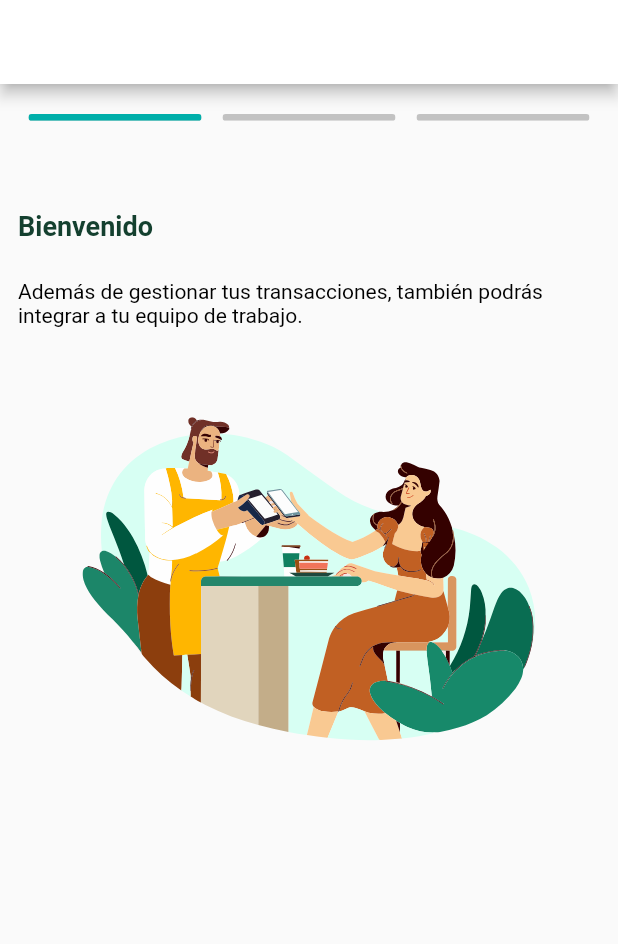
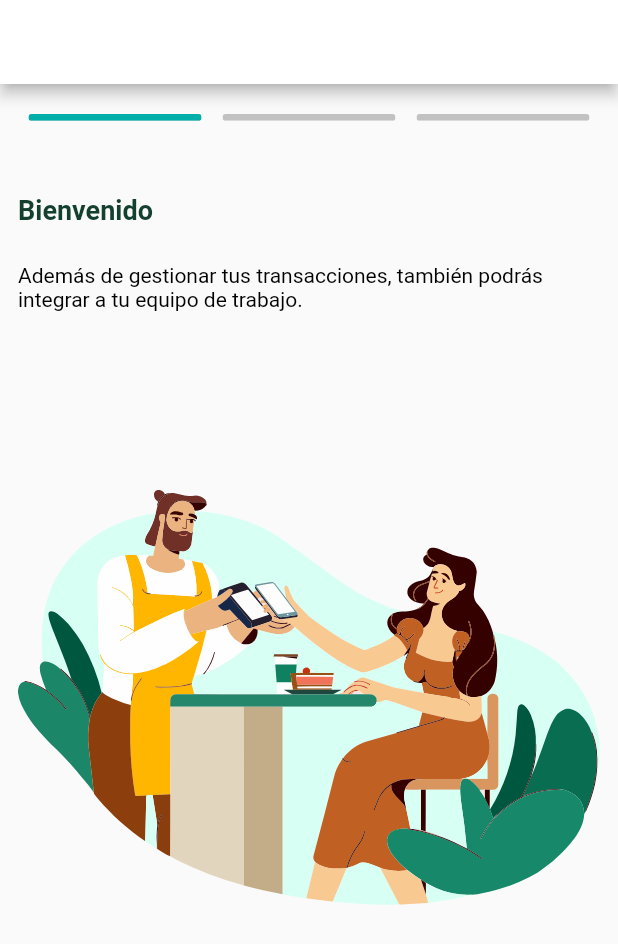
Before and after one commit to DavidEMV1622/credibanco_HU_One, a Flutter app: the screen it shows after launch, on a phone screen of 412 x 824 dp. Shown: the top 944 px of the screen. Run offline on Flutter 3.47's test engine with Material 2 defaults, Android fonts, the phone set to English and light mode, and no system bars; our stand-ins replace flutter_svg.

Commit message:
arreglos en cada comoponente del listView

```diff
--- a/lib/presentation/screens/avisos_page.dart
+++ b/lib/presentation/screens/avisos_page.dart
@@ -23,12 +23,12 @@ class _AvisoPageState extends State<AvisoPage> {
       ),
 
       body: Center(
-
         child: ListView(
-            //physics: ,
-            scrollDirection: Axis.horizontal,
+          addSemanticIndexes: true,
+          physics: ScrollPhysics(), // animacion al llegar al final de la lista
+          scrollDirection: Axis.horizontal, // Mover la lista en horizontal
           children: [
-              buildCard_1(),
+            //buildCard_1(),
 
             buildCard_1_prueba(),
 
@@ -52,7 +52,7 @@ class _AvisoPageState extends State<AvisoPage> {
             children: <Widget>[
 
               Row(
-                // Separacion entre cada widdget
+                // Separacion entre cada widdget (cada barra de progreso)
                 mainAxisAlignment: MainAxisAlignment.spaceAround,
                 // Centrar widgets
                 crossAxisAlignment: CrossAxisAlignment.center,
@@ -67,6 +67,7 @@ class _AvisoPageState extends State<AvisoPage> {
                 ],
               ),
 
+              // Manejo de los textos
               Container(
                 child: Column(
                   mainAxisAlignment: MainAxisAlignment.center,
@@ -83,8 +84,8 @@ class _AvisoPageState extends State<AvisoPage> {
                 ),
               ),
 
+              // Llamado de la imagen
               Center(
-                // Llamado de la imagen
                 child: SvgPicture.asset(
                   'assets/imageOne.svg'
                 ),
@@ -102,6 +103,7 @@ class _AvisoPageState extends State<AvisoPage> {
       color: Colors.red,
 
     ), */
+    // Definir parametro del largo y alto de la pantalla para el contenido
     width: MediaQuery.of(context).size.width,
     height: MediaQuery.of(context).size.height,
 
@@ -119,9 +121,7 @@ class _AvisoPageState extends State<AvisoPage> {
             children: <Widget>[
 
               Row(
-                // Separacion entre cada widdget
                 mainAxisAlignment: MainAxisAlignment.spaceAround,
-                // Centrar widgets
                 crossAxisAlignment: CrossAxisAlignment.center,
 
                 children: [
@@ -146,7 +146,6 @@ class _AvisoPageState extends State<AvisoPage> {
                     subtituloDos("Bienvenido"),
 
                     SizedBox(
-                      //height: 25.0,
                       height: MediaQuery.of(context).size.height * 0.03,
                     ),
 
@@ -156,13 +155,15 @@ class _AvisoPageState extends State<AvisoPage> {
               ),
 
               SizedBox(
-                height: MediaQuery.of(context).size.height * 0.10,
+                height: MediaQuery.of(context).size.height * 0.07,
               ),
 
               Center(
                 // Llamado de la imagen
                 child: SvgPicture.asset(
-                  'assets/imageOne.svg'
+                  'assets/imageOne.svg',
+                  width: 2000,
+                  height: 400,
                 ),
               ),
 
@@ -191,7 +192,7 @@ class _AvisoPageState extends State<AvisoPage> {
         child: Padding(
           padding: EdgeInsets.fromLTRB(12, 20, 12, 20),
           child: Column(
-            mainAxisAlignment: MainAxisAlignment.spaceBetween,
+            //mainAxisAlignment: MainAxisAlignment.spaceBetween,
             crossAxisAlignment: CrossAxisAlignment.start,
 
             children: <Widget>[
@@ -210,6 +211,10 @@ class _AvisoPageState extends State<AvisoPage> {
                 ],
               ),
 
+              SizedBox(
+                height: MediaQuery.of(context).size.height * 0.06,
+              ),
+
               Container(
                 child: Column(
                   mainAxisAlignment: MainAxisAlignment.center,
@@ -218,18 +223,22 @@ class _AvisoPageState extends State<AvisoPage> {
                     subtituloDos("Bienvenido"),
 
                     SizedBox(
-                      height: 25.0,
+                      height: MediaQuery.of(context).size.height * 0.03,
                     ),
 
                     textoCuerpo("Podrás realizar la administración de usuarios siempre que lo desees desde la opción de: "),
 
                     SizedBox(
-                      height: 25.0,
+                      height: MediaQuery.of(context).size.height * 0.03,
                     ),
 
                     textoEtiqueta("Más- Adminitración de usuarios"),
                   ],
                 ),
+              ),
+
+              SizedBox(
+                height: MediaQuery.of(context).size.height * 0.05,
               ),
 
               Center(
@@ -239,9 +248,6 @@ class _AvisoPageState extends State<AvisoPage> {
                   width: 2000,
                   height: 400,
                 ),
-              ),
-              SizedBox(
-                height: 38.0,
               ),
             ]
           ),
@@ -262,7 +268,7 @@ class _AvisoPageState extends State<AvisoPage> {
         child: Padding(
           padding: EdgeInsets.fromLTRB(12, 20, 12, 20),
           child: Column(
-            mainAxisAlignment: MainAxisAlignment.spaceBetween,
+            //mainAxisAlignment: MainAxisAlignment.spaceBetween,
             crossAxisAlignment: CrossAxisAlignment.start,
 
             children: <Widget>[
@@ -281,6 +287,10 @@ class _AvisoPageState extends State<AvisoPage> {
                 ],
               ),
 
+              SizedBox(
+                height: MediaQuery.of(context).size.height * 0.06,
+              ),
+
               Container(
                 child: Column(
                   mainAxisAlignment: MainAxisAlignment.center,
@@ -289,7 +299,7 @@ class _AvisoPageState extends State<AvisoPage> {
                     subtituloDos("Bienvenido"),
 
                     SizedBox(
-                      height: 25.0,
+                      height: MediaQuery.of(context).size.height * 0.03,
                     ),
 
                     textoCuerpo("Podrás crear usuarios, activarlos, inactivarlos y editarlos"),
@@ -298,7 +308,7 @@ class _AvisoPageState extends State<AvisoPage> {
               ),
 
               SizedBox(
-                height: 45.0,
+                height: MediaQuery.of(context).size.height * 0.12,
               ),
 
               Center(
@@ -311,7 +321,7 @@ class _AvisoPageState extends State<AvisoPage> {
               ),
 
               SizedBox(
-                height: 45.0,
+                height: MediaQuery.of(context).size.height * 0.16,
               ),
 
               Row(
--- a/lib/presentation/widgets/buttons.dart
+++ b/lib/presentation/widgets/buttons.dart
@@ -29,13 +29,13 @@ class BtnPrimaery extends StatelessWidget {
 
         onPressed: onPressed, // Evento al presionar el boton
 
-        padding: EdgeInsets.symmetric(horizontal: 30, vertical: 20),
+        padding: EdgeInsets.symmetric(horizontal: 30, vertical: 10),
 
         // Agregar texto dentro del boton
         child: Text(
           textButton,
           style: TextStyle(
-            fontSize: 20,
+            fontSize: 16,
             fontWeight: FontWeight.bold,
           ),
         ),
```
Lines whose indentation alone changed are shown as unchanged.
